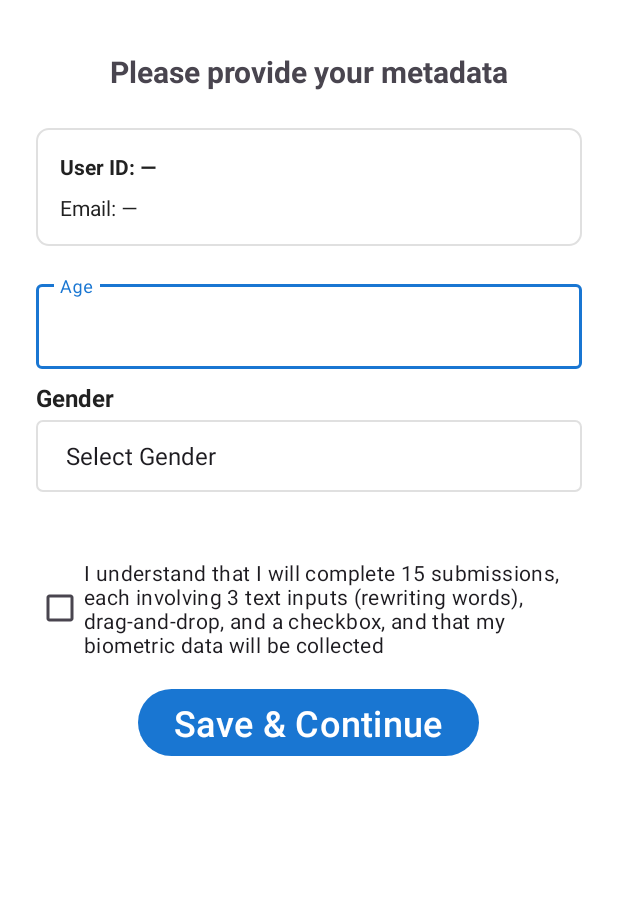
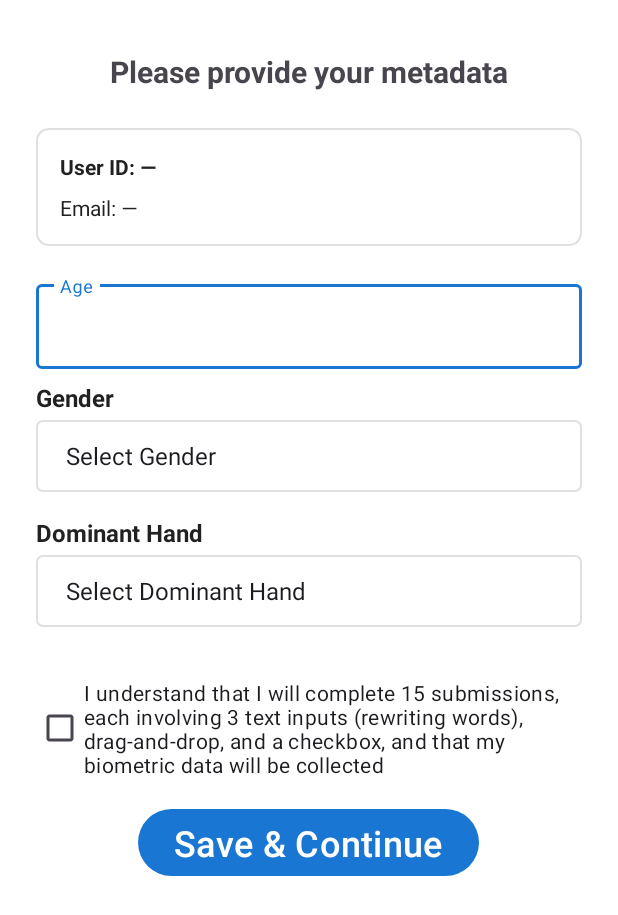
Before and after one commit to JozzefBar/Behavica, an Android app: the MetadataActivity screen opened directly, with no data from a screen before it, on a phone screen of 412 x 824 dp. Shown: the top 915 px of the screen. Run offline under Robolectric (Android 15) with nearby library versions, the phone set to English and light mode, and no system bars; our stand-ins replace Firebase (no records; nobody signed in at launch, a user with empty details on screens opened directly).

Commit message:
Add dominant hand field and authentication mode
Introduces a 'dominant hand' field to user metadata, updates UI and validation to support it, and adds an authentication mode to the submission flow. Updates related layouts, string resources, and repository logic to handle the new field and mode.

```diff
--- a/app/src/main/java/com/example/behavica/data/FirestoreRepository.kt
+++ b/app/src/main/java/com/example/behavica/data/FirestoreRepository.kt
@@ -103,6 +103,7 @@ class FirestoreRepository(
         email: String,
         userAge: Int,
         userGender: String,
+        dominantHand: String,
         onSuccess: () -> Unit,
         onError: (String) -> Unit
     ){
@@ -118,6 +119,7 @@ class FirestoreRepository(
             "email" to email,
             "age" to userAge,
             "gender" to userGender,
+            "dominantHand" to dominantHand,
             "deviceId" to deviceId,
             "deviceManufacturer" to Build.MANUFACTURER,
             "deviceModel" to Build.MODEL,
--- a/app/src/main/java/com/example/behavica/ui/MetadataActivity.kt
+++ b/app/src/main/java/com/example/behavica/ui/MetadataActivity.kt
@@ -22,6 +22,7 @@ class MetadataActivity : AppCompatActivity() {
     private lateinit var userAgeLayout: TextInputLayout
     private lateinit var userAgeInput: TextInputEditText
     private lateinit var genderSpinner: Spinner
+    private lateinit var dominantHandSpinner: Spinner
     private lateinit var checkbox: CheckBox
     private lateinit var saveButton: Button
 
@@ -57,10 +58,11 @@ class MetadataActivity : AppCompatActivity() {
 
         // helpers init
         repo = FirestoreRepository(db, this)
-        validator = MetadataValidator(userAgeLayout, genderSpinner, checkbox)
+        validator = MetadataValidator(userAgeLayout, genderSpinner, dominantHandSpinner, checkbox)
 
         // Setups
         setupGenderSpinner()
+        setupDominantHandSpinner()
         setupSaveButton()
 
         // Ignore Back button
@@ -78,6 +80,7 @@ class MetadataActivity : AppCompatActivity() {
         userAgeLayout = findViewById(R.id.userAgeLayout)
         userAgeInput = findViewById(R.id.userAgeInput)
         genderSpinner = findViewById(R.id.genderSpinner)
+        dominantHandSpinner = findViewById(R.id.dominantHandSpinner)
         checkbox = findViewById(R.id.checkBox)
         saveButton = findViewById(R.id.saveButton)
     }
@@ -97,6 +100,18 @@ class MetadataActivity : AppCompatActivity() {
         val adapter = ArrayAdapter(this, android.R.layout.simple_spinner_dropdown_item, genderOptions)
         adapter.setDropDownViewResource(android.R.layout.simple_spinner_dropdown_item)
         genderSpinner.adapter = adapter
+    }
+
+    private fun setupDominantHandSpinner() {
+        val handOptions = arrayOf(
+            getString(R.string.select_dominant_hand),
+            getString(R.string.right_handed),
+            getString(R.string.left_handed),
+            getString(R.string.ambidextrous)
+        )
+        val adapter = ArrayAdapter(this, android.R.layout.simple_spinner_dropdown_item, handOptions)
+        adapter.setDropDownViewResource(android.R.layout.simple_spinner_dropdown_item)
+        dominantHandSpinner.adapter = adapter
     }
 
     private fun setupSaveButton() {
@@ -126,12 +141,14 @@ class MetadataActivity : AppCompatActivity() {
         val email = userEmail.orEmpty().trim().lowercase()
         val userAge = userAgeInput.text.toString().trim().toInt()
         val userGender = genderSpinner.selectedItem.toString()
+        val dominantHand = dominantHandSpinner.selectedItem.toString()
 
         repo.createUserMetadata(
             userId = userIdStr,
             email = email,
             userAge = userAge,
             userGender = userGender,
+            dominantHand = dominantHand,
             onSuccess = {
                 Toast.makeText(this, R.string.metadata_saved, Toast.LENGTH_SHORT).show()
                 goToSubmission(userIdStr)
--- a/app/src/main/java/com/example/behavica/validation/MetadataValidator.kt
+++ b/app/src/main/java/com/example/behavica/validation/MetadataValidator.kt
@@ -10,6 +10,7 @@ import com.google.android.material.textfield.TextInputLayout
 class MetadataValidator(
     private val userAgeLayout: TextInputLayout,
     private val genderSpinner: Spinner,
+    private val dominantHandSpinner: Spinner,
     private val checkBox: CheckBox
 ) {
     data class ValidationResult(
@@ -38,6 +39,12 @@ class MetadataValidator(
             return ValidationResult(false, context.getString(R.string.please_select_gender))
         }
 
+        // Validate dominant hand
+        if (dominantHandSpinner.selectedItemPosition == 0) {
+            Toast.makeText(context, R.string.please_select_dominant_hand, Toast.LENGTH_LONG).show()
+            return ValidationResult(false, context.getString(R.string.please_select_dominant_hand))
+        }
+
         // Validate checkbox
         if (!checkBox.isChecked) {
             return ValidationResult(false, context.getString(R.string.must_agree_data_collection))
--- a/app/src/main/res/layout/metadata_activity.xml
+++ b/app/src/main/res/layout/metadata_activity.xml
@@ -89,7 +89,25 @@
                     android:id="@+id/genderSpinner"
                     android:layout_width="match_parent"
                     android:layout_height="48dp"
-                    android:layout_marginBottom="24dp"
+                    android:layout_marginBottom="8dp"
+                    android:background="@drawable/spinner_background"
+                    android:textColor="@color/textColorPrimary"/>
+
+            <TextView
+                    android:layout_width="wrap_content"
+                    android:layout_height="wrap_content"
+                    android:text="@string/dominant_hand_label"
+                    android:textStyle="bold"
+                    android:textColor="@color/textColorPrimary"
+                    android:textSize="16sp"
+                    android:layout_marginBottom="4dp"
+                    android:layout_marginTop="8dp"/>
+
+            <Spinner
+                    android:id="@+id/dominantHandSpinner"
+                    android:layout_width="match_parent"
+                    android:layout_height="48dp"
+                    android:layout_marginBottom="14dp"
                     android:background="@drawable/spinner_background"
                     android:textColor="@color/textColorPrimary"/>
 
--- a/app/src/main/res/values/strings.xml
+++ b/app/src/main/res/values/strings.xml
@@ -5,14 +5,15 @@
     <string name="enter_email_to_begin">Enter your email to begin</string>
     <string name="email_hint">Email</string>
     <string name="we_will_verify_email">We will verify your email</string>
-    <string name="start">Start</string>
-    <string name="timing_note">*Note: After entering your email and metadata, a user record will be created in the database. Please provide a valid email that you use. Complete the tests naturally. Your biometric data will be recorded.*</string>
+    <string name="start_data_logging">Data Logging</string>
+    <string name="authenticate">Authenticate</string>
+    <string name="timing_note">*Note: <b>Please provide a valid email that you use and fill in the metadata truthfully.</b> After entering your email and metadata, a user record will be created in the database. Complete the tests naturally. Your biometric data will be recorded after each successful data submission.*</string>
 
     <!-- EmailCheckActivity Kotlin -->
     <string name="email_required">Email is required</string>
     <string name="invalid_email_format">Invalid email format</string>
     <string name="checking">Checking…</string>
-    <string name="email_available">✓ Email is available</string>
+    <string name="email_available">✓ Email is avaiable</string>
     <string name="email_already_registered">This email is already registered. Please use a different email.</string>
     <string name="error_checking_email">Error checking email: %s</string>
     <string name="please_enter_valid_email">Please enter a valid email</string>
@@ -27,6 +28,7 @@
     <string name="email_default">Email: -</string>
     <string name="age_hint">Age</string>
     <string name="gender_label">Gender</string>
+    <string name="dominant_hand_label">Dominant Hand</string>
     <string name="biometric_data_consent">I understand that I will complete 15 submissions, each involving 3 text inputs (rewriting words), drag-and-drop, and a checkbox, and that my biometric data will be collected</string>
     <string name="save_continue">Save &amp; Continue</string>
 
@@ -37,11 +39,16 @@
     <string name="male">Male</string>
     <string name="female">Female</string>
     <string name="other">Other</string>
+    <string name="select_dominant_hand">Select Dominant Hand</string>
+    <string name="right_handed">Right-handed</string>
+    <string name="left_handed">Left-handed</string>
+    <string name="ambidextrous">Ambidextrous</string>
     <string name="saving">Saving…</string>
     <string name="please_complete_form">Please complete the form</string>
     <string name="please_enter_age">Please enter your age</string>
     <string name="age_must_be_between">Age must be between 10 and 100</string>
     <string name="please_select_gender">Please select your gender</string>
+    <string name="please_select_dominant_hand">Please select your dominant hand</string>
     <string name="must_agree_data_collection">You must agree to data collection</string>
     <string name="metadata_saved">Metadata saved successfully!</string>
 
@@ -55,6 +62,7 @@
 
     <!-- SubmissionActivity Kotlin -->
     <string name="submission_title">Submission %d of 15</string>
+    <string name="authentication_title">Authentication Mode</string>
     <string name="rewrite_text">Rewrite this text: \"%s\"</string>
     <string name="all_words_completed">✓ All words completed</string>
     <string name="text_rewrite_complete">Text rewrite complete</string>
```
Also changed, not shown: app/src/main/java/com/example/behavica/logging/BehaviorTracker.kt (+0 -7 lines), app/src/main/java/com/example/behavica/ui/EmailCheckActivity.kt (+49 -24 lines), app/src/main/java/com/example/behavica/ui/SubmissionActivity.kt (+32 -2 lines), app/src/main/res/layout/email_check_activity.xml (+21 -6 lines), 3 other files.
